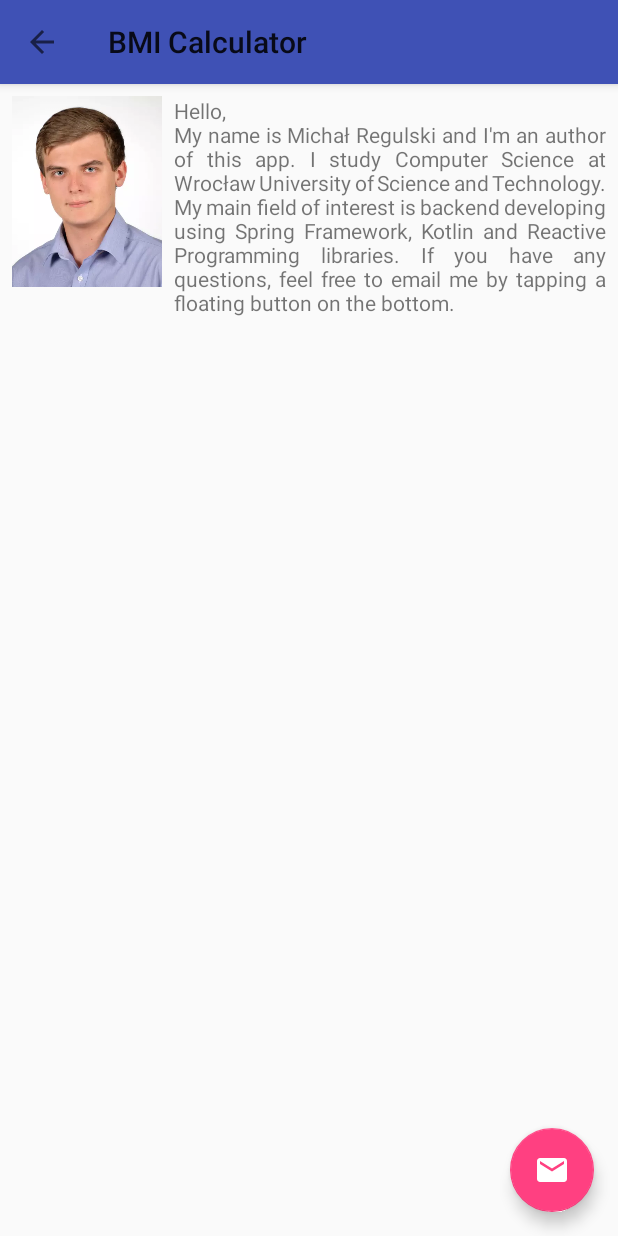
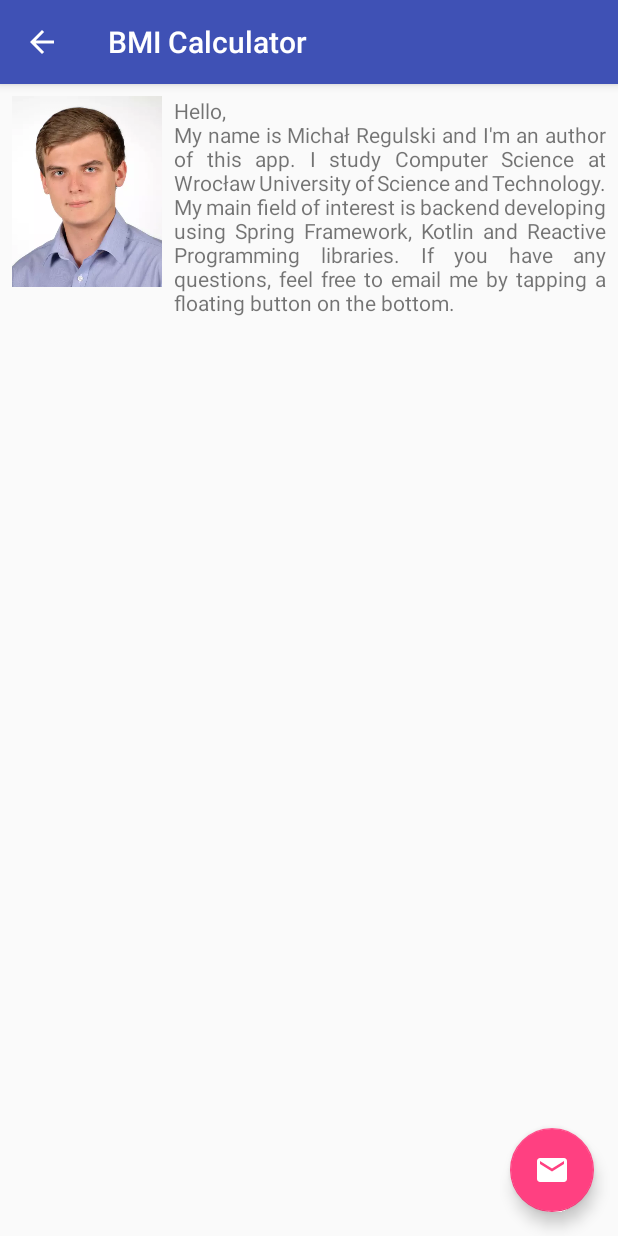
Before and after one commit to regulskimichal/BMICalculator, an Android app: the AboutActivity screen opened directly, with no data from a screen before it, on a phone screen of 412 x 824 dp. Run offline under Robolectric (Android 15) with nearby library versions, the phone set to English and light mode, and no system bars.

Commit message:
Design fixes

```diff
--- a/app/src/main/AndroidManifest.xml
+++ b/app/src/main/AndroidManifest.xml
@@ -15,8 +15,7 @@
         tools:ignore="GoogleAppIndexingWarning">
         <activity
             android:name=".view.BMIDetailsActivity"
-            android:label="@string/title_activity_bmi_details"
-            android:theme="@style/AppTheme.NoActionBar"></activity>
+            android:label="@string/title_activity_bmi_details" />
         <activity android:name=".view.BMIActivity">
             <intent-filter>
                 <action android:name="android.intent.action.MAIN" />
--- a/app/src/main/res/color/icons_light.xml
+++ /dev/null
@@ -1,6 +0,0 @@
-<?xml version="1.0" encoding="utf-8"?>
-
-<selector xmlns:android="http://schemas.android.com/apk/res/android">
-    <item android:color="#80ffffff" android:state_enabled="false" />
-    <item android:color="#ffffffff" />
-</selector>
--- a/app/src/main/res/drawable/ic_done_24dp.xml
+++ b/app/src/main/res/drawable/ic_done_black_24dp.xml
@@ -1,9 +1,9 @@
 <vector xmlns:android="http://schemas.android.com/apk/res/android"
     android:width="24dp"
     android:height="24dp"
-    android:viewportHeight="24.0"
-    android:viewportWidth="24.0">
+    android:viewportWidth="24.0"
+    android:viewportHeight="24.0">
     <path
-        android:fillColor="@color/icons_light"
+        android:fillColor="#FF000000"
         android:pathData="M9,16.2L4.8,12l-1.4,1.4L9,19 21,7l-1.4,-1.4L9,16.2z" />
 </vector>
--- a/app/src/main/res/drawable/ic_email_24dp.xml
+++ b/app/src/main/res/drawable/ic_email_black_24dp.xml
@@ -4,6 +4,6 @@
     android:viewportWidth="24.0"
     android:viewportHeight="24.0">
     <path
-        android:fillColor="@color/icons_light"
+        android:fillColor="#FF000000"
         android:pathData="M20,4L4,4c-1.1,0 -1.99,0.9 -1.99,2L2,18c0,1.1 0.9,2 2,2h16c1.1,0 2,-0.9 2,-2L22,6c0,-1.1 -0.9,-2 -2,-2zM20,8l-8,5 -8,-5L4,6l8,5 8,-5v2z" />
 </vector>
--- a/app/src/main/res/layout/activity_about.xml
+++ b/app/src/main/res/layout/activity_about.xml
@@ -7,13 +7,15 @@
     <com.google.android.material.appbar.AppBarLayout
         android:layout_width="match_parent"
         android:layout_height="wrap_content"
-        android:fitsSystemWindows="true">
+        android:fitsSystemWindows="true"
+        android:theme="@style/AppTheme.AppBarOverlay">
 
         <androidx.appcompat.widget.Toolbar
             android:id="@+id/toolbar"
             android:layout_width="match_parent"
             android:layout_height="?attr/actionBarSize"
-            android:background="?attr/colorPrimary" />
+            android:background="?attr/colorPrimary"
+            app:popupTheme="@style/AppTheme.PopupOverlay" />
 
     </com.google.android.material.appbar.AppBarLayout>
 
@@ -25,6 +27,7 @@
         android:layout_height="wrap_content"
         android:layout_gravity="bottom|end"
         android:layout_margin="@dimen/fabMargin"
-        app:srcCompat="@drawable/ic_email_24dp" />
+        android:tint="@android:color/white"
+        app:srcCompat="@drawable/ic_email_black_24dp" />
 
 </androidx.coordinatorlayout.widget.CoordinatorLayout>
--- a/app/src/main/res/values/styles.xml
+++ b/app/src/main/res/values/styles.xml
@@ -10,12 +10,8 @@
         <item name="windowNoTitle">true</item>
     </style>
 
-    <style name="AppTheme.NoActionBar">
-        <item name="windowActionBar">false</item>
-        <item name="windowNoTitle">true</item>
-    </style>
-
     <style name="AppTheme.AppBarOverlay" parent="ThemeOverlay.AppCompat.Dark.ActionBar" />
 
     <style name="AppTheme.PopupOverlay" parent="ThemeOverlay.AppCompat.Light" />
+
 </resources>
```
Also changed, not shown: app/src/main/res/layout/activity_bmi.xml (+6 -3 lines).
